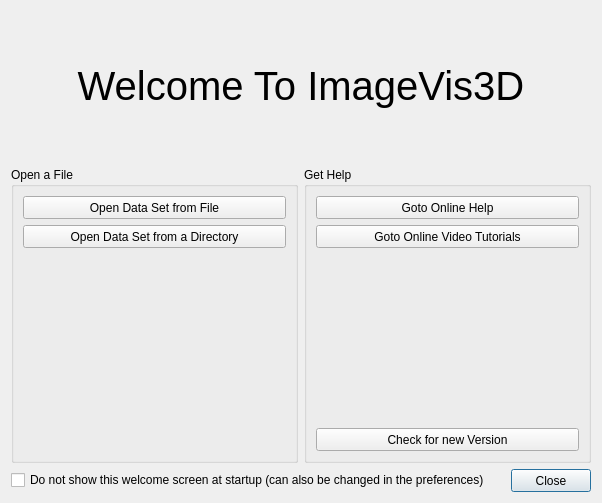
The window that ImageVis3D/UI/UI/Welcome.ui (SCIInstitute/ImageVis3D) describes before a commit, drawn with Qt 5.
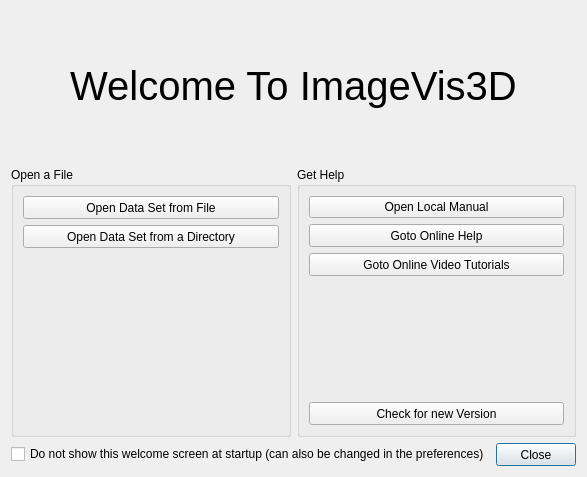
The same window after the commit.

Commit message: added "Open Local Manual" to the UI added additional render != NULL check to the UpdateLockView call

```diff
--- a/ImageVis3D/UI/UI/Welcome.ui
+++ b/ImageVis3D/UI/UI/Welcome.ui
@@ -4,12 +4,12 @@
   <property name="windowModality" >
    <enum>Qt::WindowModal</enum>
   </property>
-  <property name="geometry" >
+  <property name="geometry">
    <rect>
     <x>0</x>
-    <y>0</y>
-    <width>602</width>
-    <height>503</height>
+    <y>13</y>
+    <width>582</width>
+    <height>477</height>
    </rect>
   </property>
   <property name="sizePolicy" >
@@ -134,8 +134,15 @@
         </property>
         <layout class="QVBoxLayout" name="verticalLayout_2" >
          <item>
-          <widget class="QPushButton" name="pushButton_GotoOnlineHelp" >
-           <property name="minimumSize" >
+          <widget class="QPushButton" name="pushButton_manual">
+           <property name="text">
+            <string>Open Local Manual</string>
+           </property>
+          </widget>
+         </item>
+         <item>
+          <widget class="QPushButton" name="pushButton_GotoOnlineHelp">
+           <property name="minimumSize">
             <size>
              <width>0</width>
              <height>23</height>
```
Left out of the diff: 226 changed lines with no effect on the pictures. The commit also changes 8 other files.
